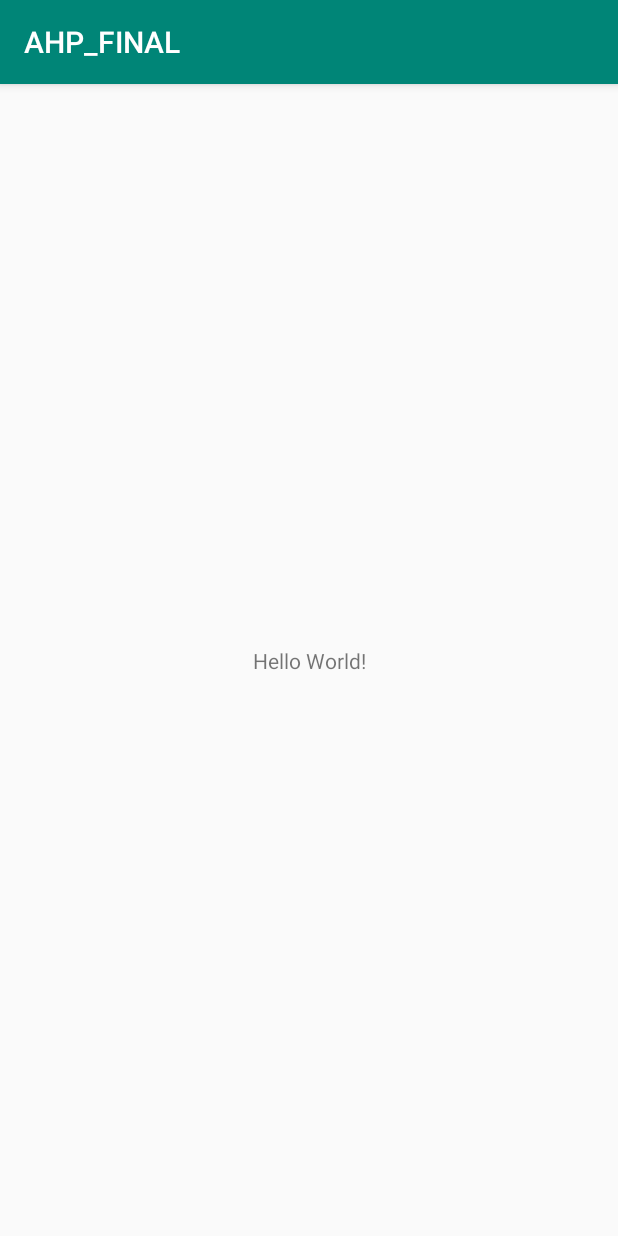
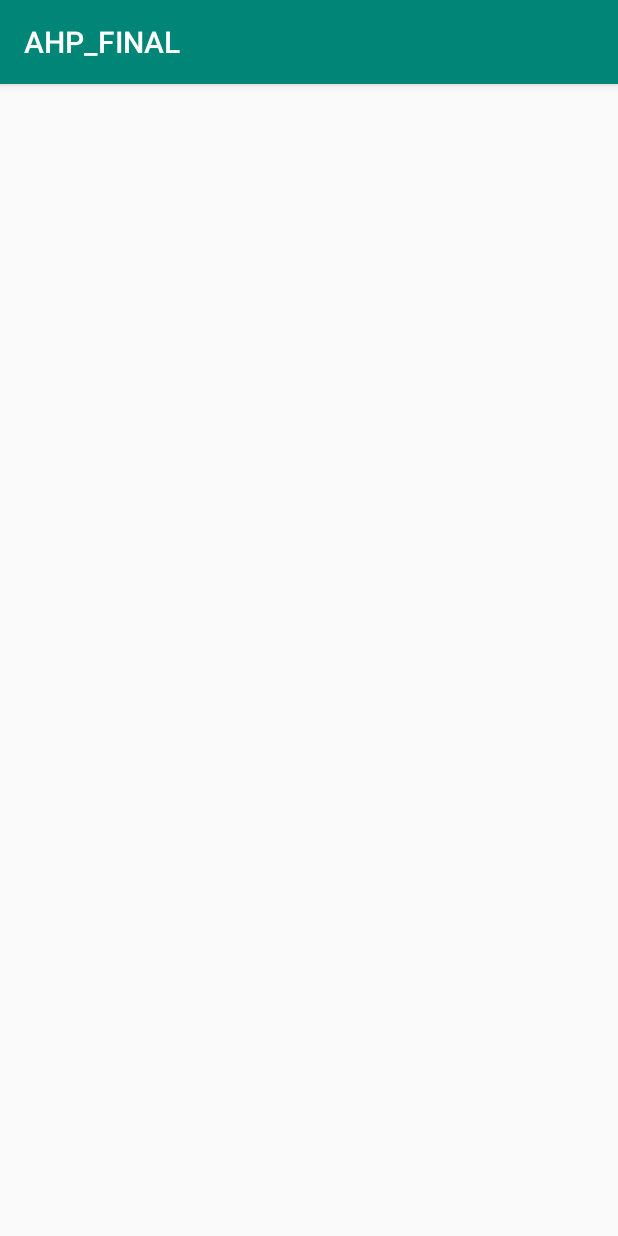
Before and after one commit to kartago852/AHP_FINAL, an Android app: the screen it shows after launch (MainActivity before the commit, HomeActivity after it), on a phone screen of 412 x 824 dp. Run offline under Robolectric (Android 15) with nearby library versions, the phone set to English and light mode, and no system bars.

Commit message:
eliminando main activity

```diff
--- a/app/src/main/AndroidManifest.xml
+++ b/app/src/main/AndroidManifest.xml
@@ -9,7 +9,7 @@
         android:roundIcon="@mipmap/ic_launcher_round"
         android:supportsRtl="true"
         android:theme="@style/AppTheme">
-        <activity android:name=".MainActivity">
+        <activity android:name=".HomeActivity">
             <intent-filter>
                 <action android:name="android.intent.action.MAIN" />
 
--- a/app/src/main/java/com/example/ahp_final/MainActivity.java
+++ b/app/src/main/java/com/example/ahp_final/HomeActivity.java
@@ -4,11 +4,11 @@ import androidx.appcompat.app.AppCompatActivity;
 
 import android.os.Bundle;
 
-public class MainActivity extends AppCompatActivity {
+public class HomeActivity extends AppCompatActivity {
 
     @Override
     protected void onCreate(Bundle savedInstanceState) {
-        super.onCreate(savedInstanceState);
-        setContentView(R.layout.activity_main);
+        super.onCreate( savedInstanceState );
+        setContentView( R.layout.activity_home );
     }
 }
--- a/app/src/main/res/layout/activity_main.xml
+++ b/app/src/main/res/layout/activity_home.xml
@@ -4,15 +4,6 @@
     xmlns:tools="http://schemas.android.com/tools"
     android:layout_width="match_parent"
     android:layout_height="match_parent"
-    tools:context=".MainActivity">
-
-    <TextView
-        android:layout_width="wrap_content"
-        android:layout_height="wrap_content"
-        android:text="Hello World!"
-        app:layout_constraintBottom_toBottomOf="parent"
-        app:layout_constraintLeft_toLeftOf="parent"
-        app:layout_constraintRight_toRightOf="parent"
-        app:layout_constraintTop_toTopOf="parent" />
+    tools:context=".HomeActivity">
 
 </androidx.constraintlayout.widget.ConstraintLayout>
```
